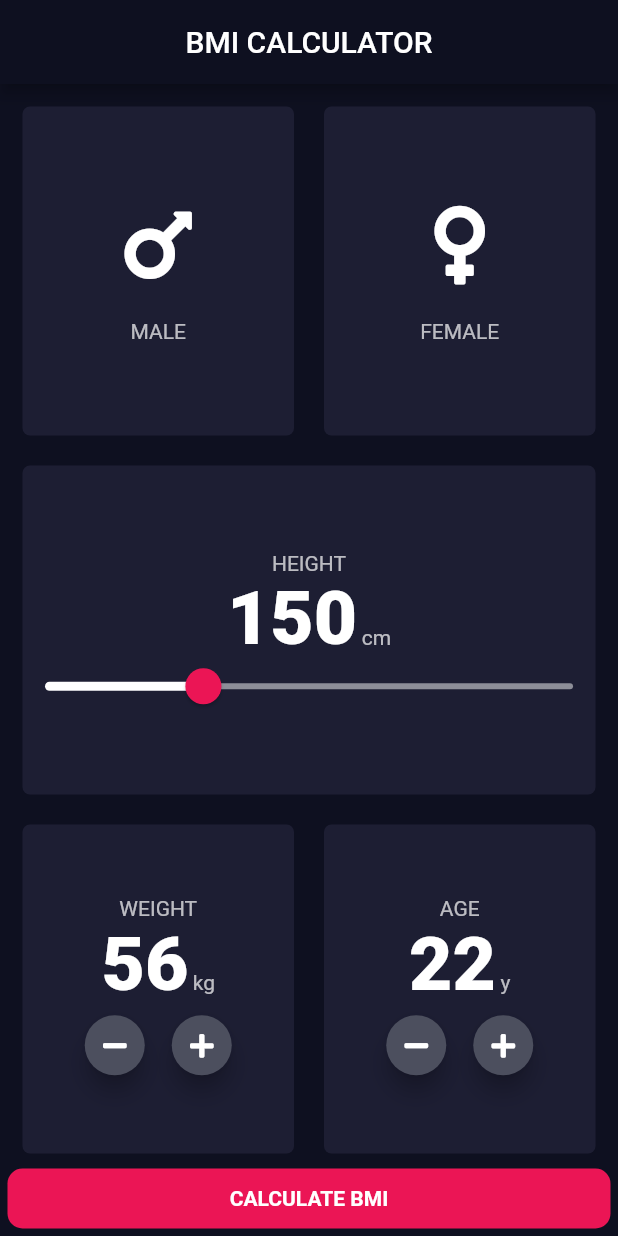
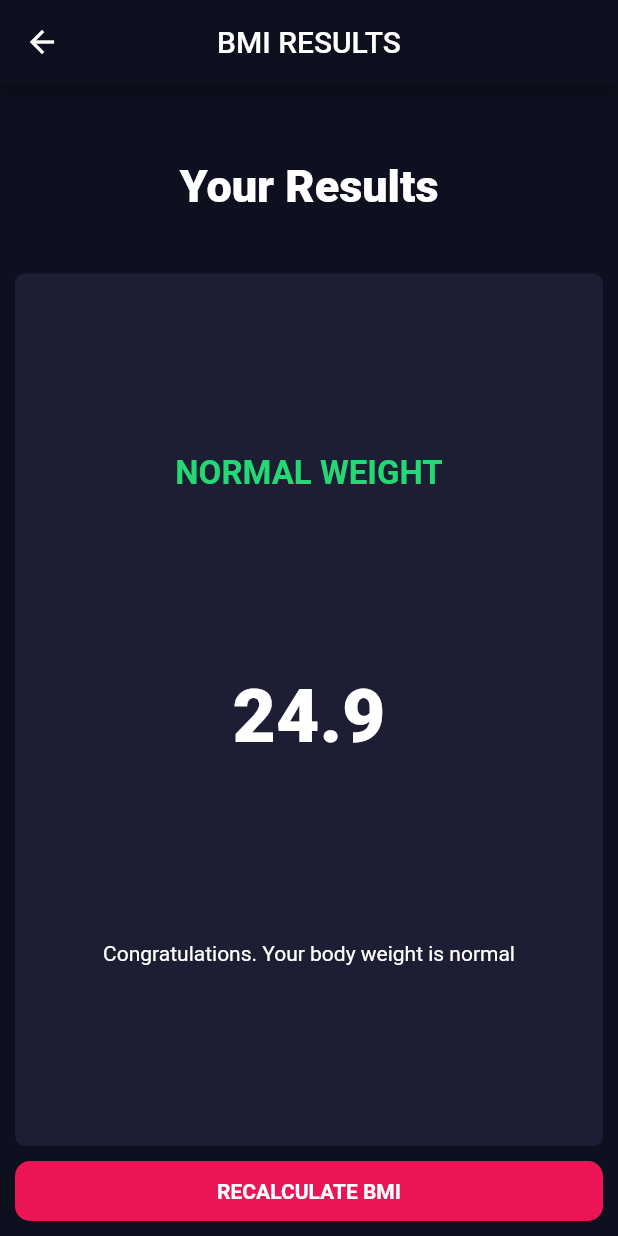
Before and after one commit to Kasre96/bmi-calculator, a Flutter app: the screen it shows after launch, after a tap on "CALCULATE BMI", on a phone screen of 412 x 824 dp. Run offline on Flutter 3.47's test engine with Material 2 defaults, Android fonts, the phone set to English and light mode, and no system bars; our stand-ins replace font_awesome_flutter.

Commit message:
finish results screen

```diff
--- /dev/null
+++ b/lib/handlers/bmi_handler.dart
@@ -0,0 +1,47 @@
+import 'dart:math';
+
+import 'package:flutter/material.dart';
+
+class BMIHandler {
+  // takes in height abnd weight
+  int myHeight;
+  int myWeight;
+
+  BMIHandler({@required this.myHeight, @required this.myWeight});
+
+  // private bmi property
+  double _bmi;
+
+  // calculate bmi
+  String calculateBMI()  {
+    _bmi = myWeight/pow((myHeight/100), 2);
+
+    return _bmi.toStringAsFixed(1);
+  }
+
+  // return BMI category
+  String bmiCategory() {
+    if (_bmi < 18.5) {
+      return 'Underweight';
+    } else if (_bmi >= 18.5 && _bmi <= 24.9) {
+      return 'Normal Weight';
+    } else if (_bmi >= 25 && _bmi <= 29.9) {
+      return 'Overweight';
+    } else {
+      return 'Obese';
+    }
+  }
+
+  // return BMI comments
+  String bmiComments() {
+    if (_bmi < 18.5) {
+      return 'You are underweight. Eat more to gain weight.';
+    } else if (_bmi >= 18.5 && _bmi <= 24.9) {
+      return 'Congratulations. Your body weight is normal';
+    } else if (_bmi >= 25 && _bmi <= 29.9) {
+      return 'You are overweight. Exercise regularly.';
+    } else {
+      return 'You are obese. Weat healthy and exercise regularly';
+    }
+  }
+}
--- a/lib/screens/homescreen.dart
+++ b/lib/screens/homescreen.dart
@@ -1,3 +1,5 @@
+import 'package:bmi_calculator/handlers/bmi_handler.dart';
+import 'package:bmi_calculator/screens/results_screen.dart';
 import 'package:flutter/material.dart';
 import 'package:font_awesome_flutter/font_awesome_flutter.dart';
 import 'package:bmi_calculator/utils/widgets.dart';
@@ -23,6 +25,7 @@ class _HomeScreenState extends State<HomeScreen> {
   // age and weight
   int age = 22;
   int weight = 56;
+
 
   @override
   void initState() {
@@ -265,7 +268,21 @@ class _HomeScreenState extends State<HomeScreen> {
               child: Center(
                 child: GestureDetector(
                   onTap: () {
-                    print('Calc BMI');
+                    // pass params o handler for computation
+                    var bmiHandler = BMIHandler(
+                      myHeight: sliderHeight,
+                      myWeight: weight
+                    );
+
+                    String calculatedBMI = bmiHandler.calculateBMI();
+                    String bmiCategory = bmiHandler.bmiCategory();
+                    String bmiComment = bmiHandler.bmiComments();
+
+                    Navigator.push(context, MaterialPageRoute(builder: (context) => Results(
+                      bmi: calculatedBMI,
+                      category: bmiCategory,
+                      comment: bmiComment,
+                    )));
                   },
                   child: Text('CALCULATE BMI',
                       style: TextStyle(
--- /dev/null
+++ b/lib/screens/results_screen.dart
@@ -0,0 +1,100 @@
+import 'package:bmi_calculator/utils/constants.dart';
+import 'package:flutter/material.dart';
+
+class Results extends StatelessWidget {
+
+  //result params
+  final String bmi;
+  final String category;
+  final String comment;
+
+  Results({@required this.bmi, @required this.category, @required this.comment, });
+  @override
+  Widget build(BuildContext context) {
+    return Scaffold(
+      backgroundColor: Color(0xFF0E1020),
+      appBar: AppBar(
+        title: Text('BMI RESULTS'),
+        centerTitle: true,
+      ),
+      body: Container(
+        decoration: BoxDecoration(
+          color: Color(0xFF0E1020),
+        ),
+        padding: EdgeInsets.all(10.0),
+        child: Column(
+          mainAxisAlignment: MainAxisAlignment.spaceEvenly,
+          crossAxisAlignment: CrossAxisAlignment.stretch,
+          children: <Widget>[
+            Expanded(
+              child: Center(
+                child: Text(
+                  'Your Results',
+                  style: TextStyle(
+                      color: Colors.white,
+                      fontWeight: FontWeight.w900,
+                      fontSize: 30.0),
+                ),
+              ),
+            ),
+            Expanded(
+              flex: 5,
+              child: Container(
+                decoration: BoxDecoration(
+                  color: Color(0xFF1D1E33),
+                  borderRadius: BorderRadius.circular(7.0)
+                ),
+                child: Column(
+                  mainAxisAlignment: MainAxisAlignment.spaceEvenly,
+                  crossAxisAlignment: CrossAxisAlignment.center,
+                  children: <Widget>[
+                    Text(
+                      category.toUpperCase(),
+                      style: TextStyle(
+                        color: Color(0xFF24D876),
+                        fontSize: 22.0,
+                        fontWeight: FontWeight.bold,
+                      ),
+                    ),
+                    Text(
+                      bmi,
+                      style: kNumberStyle,
+                    ),
+                    Text(
+                      comment,
+                      style: TextStyle(
+                        color: Colors.white,
+                      ),
+                    ),
+                  ],
+                ),
+              ),
+            ),
+            SizedBox(
+              height: 10.0,
+            ),
+            Container(
+              decoration: BoxDecoration(
+                  color: Color(0xFFEB1555),
+                  borderRadius: BorderRadius.circular(10.0)),
+              height: 40.0,
+              //padding: EdgeInsets.all(10.0),
+              child: Center(
+                child: GestureDetector(
+                  onTap: () {
+                    Navigator.pop(context);
+                  },
+                  child: Text('RECALCULATE BMI',
+                      style: TextStyle(
+                        color: Colors.white,
+                        fontWeight: FontWeight.bold,
+                      )),
+                ),
+              ),
+            ),
+          ],
+        ),
+      ),
+    );
+  }
+}
```
Also changed, not shown: 18 other files.
